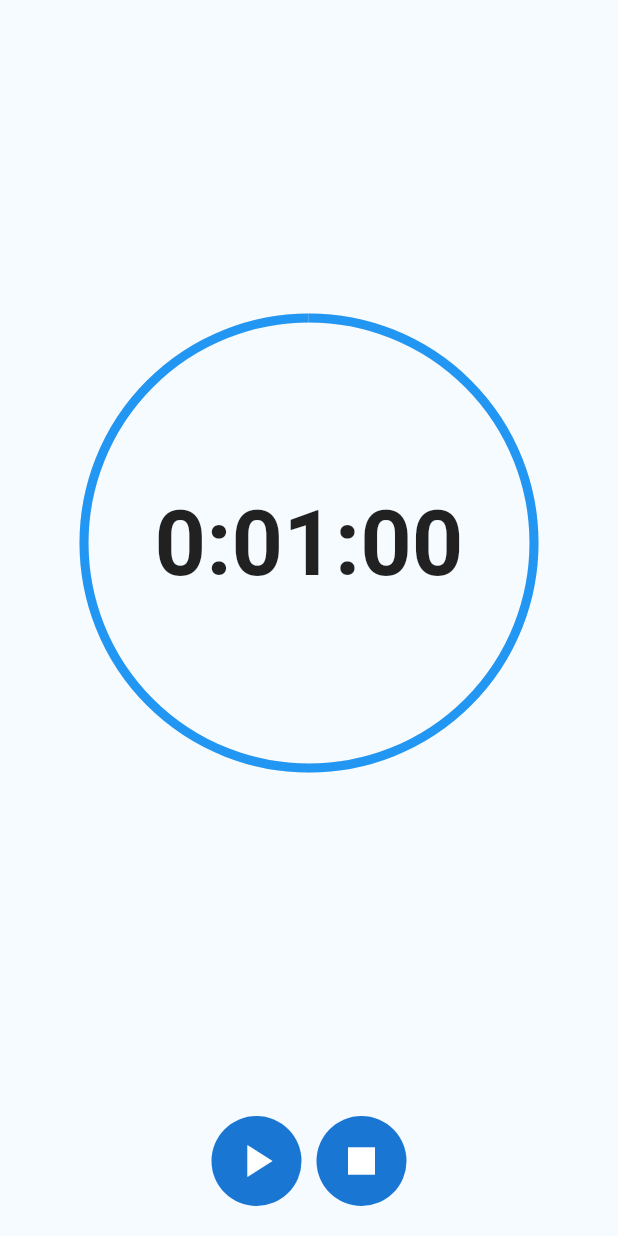
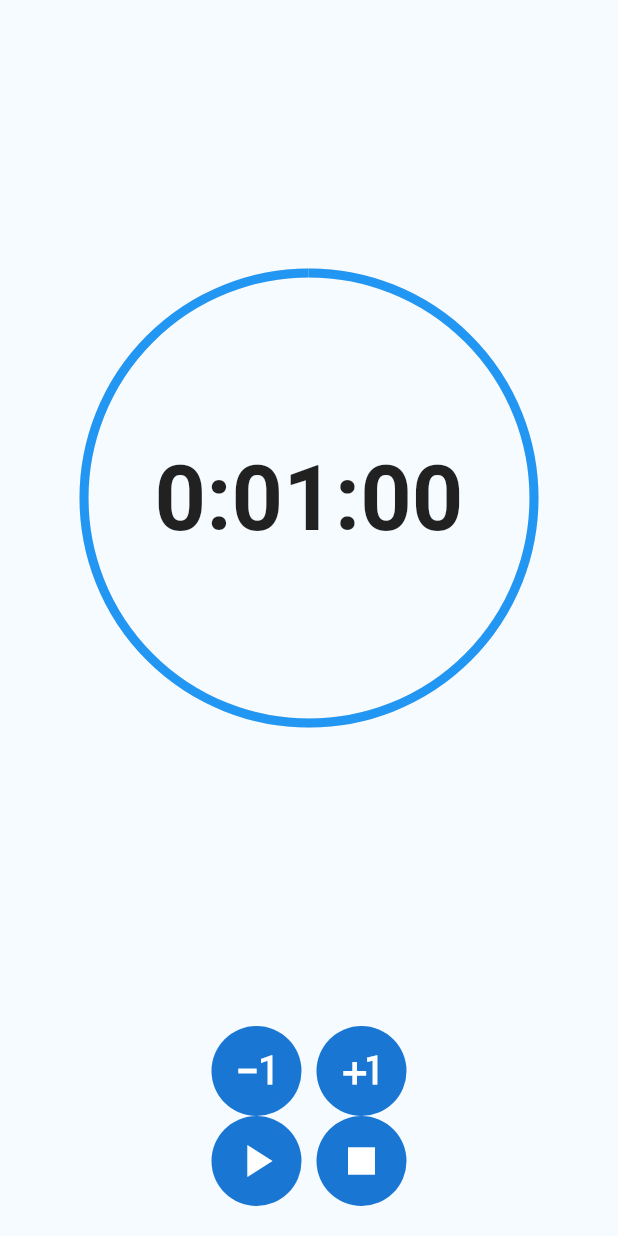
Before and after one commit to xkrystiandutka/GibT, a Flutter app: the screen it shows after launch, on a phone screen of 412 x 824 dp. Run offline on Flutter 3.47's test engine with Material 2 defaults, Android fonts, the phone set to English and light mode, and no system bars; missing offline and left inert: flutter_ringtone_player.

Commit message:
Add +- buttons

```diff
--- a/lib/views/countdown-page.dart
+++ b/lib/views/countdown-page.dart
@@ -15,6 +15,8 @@ class _CountdownPageState extends State<CountdownPage>
   late AnimationController controller;
 
   bool isPlaying = false;
+
+  bool isBreakmode = false;
 
   String get countText {
     Duration count = controller.duration! * controller.value;
@@ -114,7 +116,29 @@ class _CountdownPageState extends State<CountdownPage>
           ),
           Padding(
             padding: const EdgeInsets.symmetric(horizontal: 10, vertical: 20),
-            child: Row(
+            child: Column(
+              children: [
+                Row(
+                  mainAxisAlignment: MainAxisAlignment.center,
+                  children: [
+                    GestureDetector(
+                      onTap: () {
+
+                      },
+                      child: RoundButton(
+                        icon: Icons.exposure_minus_1,
+                      ),
+                    ),
+                    GestureDetector(
+                      onTap: () {
+                      },
+                      child: RoundButton(
+                        icon: Icons.plus_one,
+                      ),
+                    ),
+                  ],
+                ),
+                Row(
                   mainAxisAlignment: MainAxisAlignment.center,
                   children: [
                     GestureDetector(
@@ -149,6 +173,8 @@ class _CountdownPageState extends State<CountdownPage>
                     ),
                   ],
                 ),
+              ],
+            )
           )
         ],
       ),
```
Also changed, not shown: 3 other files. Lines whose indentation alone changed are shown as unchanged.
